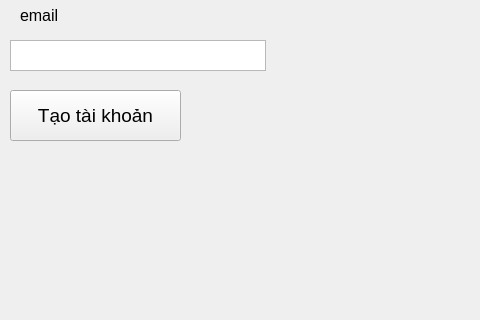
Before: the Qt Designer form resister.ui in nhnlong2012-dev/nger, drawn with Qt 5; both pictures show x 0 to 480 and y 279 to 599 of the 1174 by 852 pixel window.
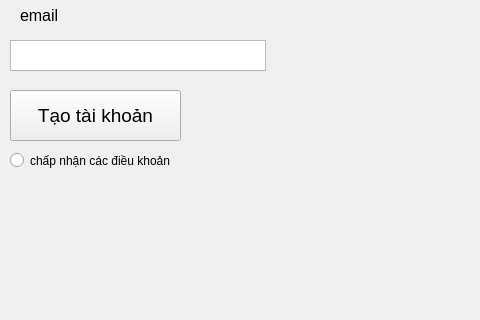
After: the same form once the commit is applied.

```diff
--- a/resister.ui
+++ b/resister.ui
@@ -152,6 +152,19 @@
      <string>Tạo tài khoản</string>
     </property>
    </widget>
+   <widget class="QRadioButton" name="radioButton">
+    <property name="geometry">
+     <rect>
+      <x>10</x>
+      <y>400</y>
+      <width>181</width>
+      <height>41</height>
+     </rect>
+    </property>
+    <property name="text">
+     <string>chấp nhận các điều khoản</string>
+    </property>
+   </widget>
   </widget>
   <widget class="QMenuBar" name="menubar">
    <property name="geometry">
```
